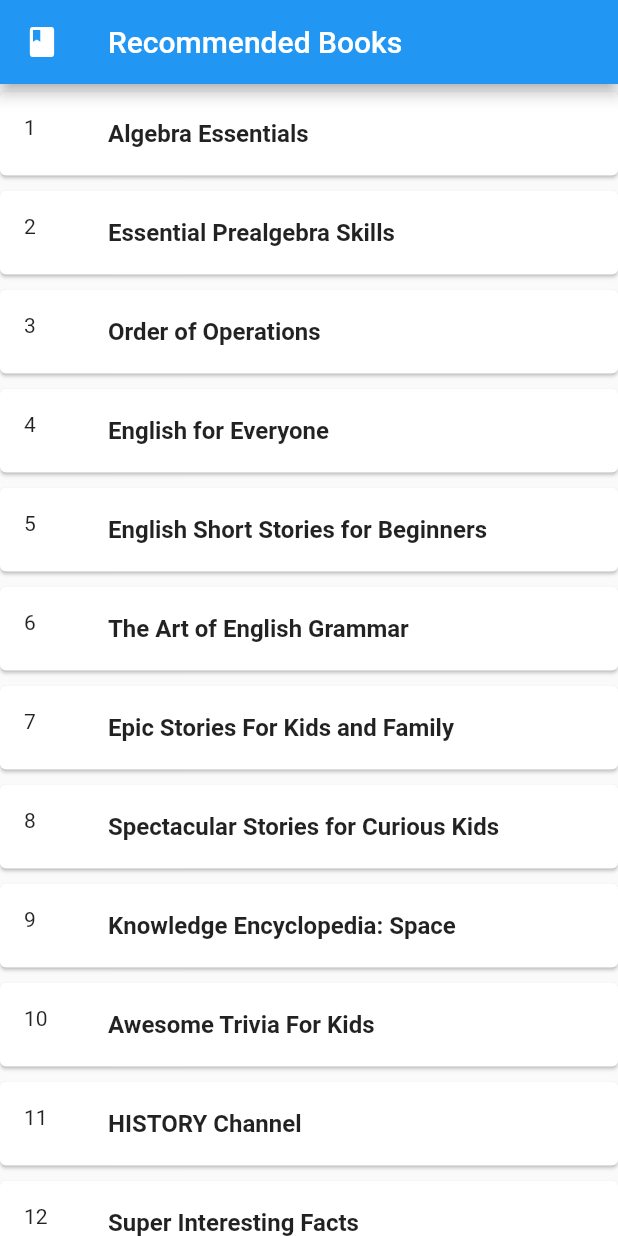
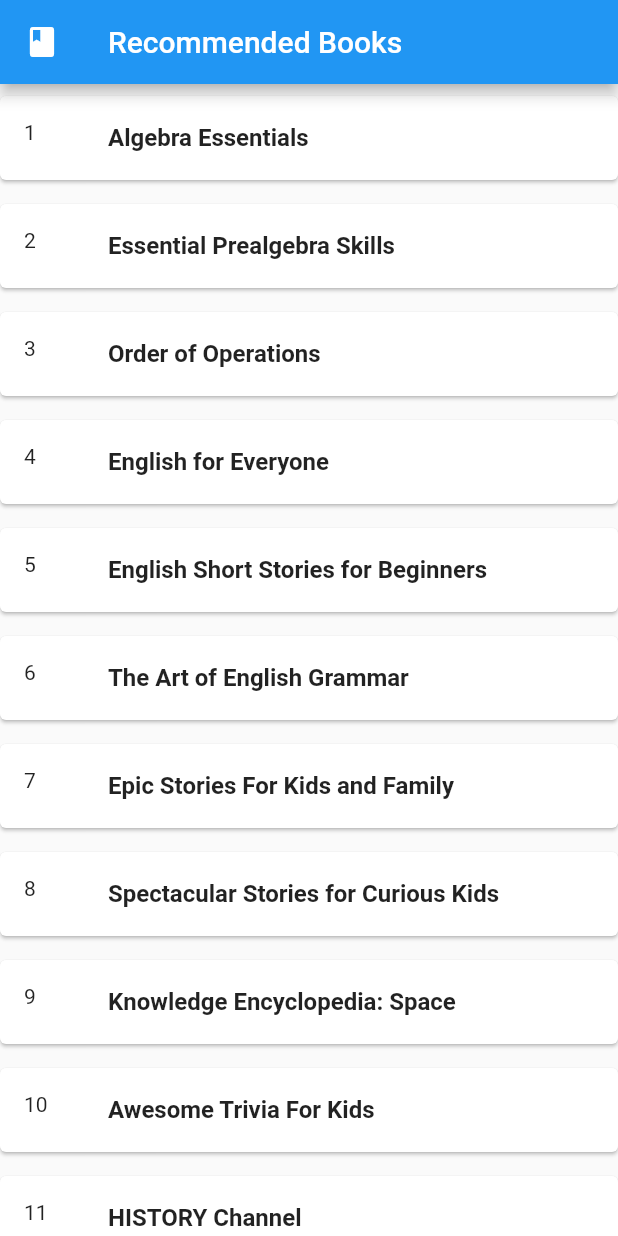
Before and after one commit to ximon-x/E-Learning, a Flutter app: the RecommedationPage screen opened directly, on a phone screen of 412 x 824 dp. Run offline on Flutter 3.47's test engine with Material 2 defaults, Android fonts, the phone set to English and light mode, and no system bars; our stand-ins replace cloud_firestore, firebase_auth, firebase_core, flutter_easyloading, flutter_native_splash, google_sign_in and 2 more; missing offline and left inert: firebase_ui_auth, firebase_ui_oauth_google; accounts and stored records are empty; generated files the repository leaves out were written again.

Commit message:
fix: adjusted pixel size

```diff
--- a/client/lib/pages/recommendation_page.dart
+++ b/client/lib/pages/recommendation_page.dart
@@ -140,7 +140,7 @@
                   itemCount: books.length,
                   itemBuilder: (context, index) {
                     return Card(
-                        margin: const EdgeInsets.fromLTRB(0, 5, 0, 5),
+                        margin: const EdgeInsets.fromLTRB(0, 8, 0, 8),
                         child: ListTile(
                           title: Text(
                             books[index].title,
```
